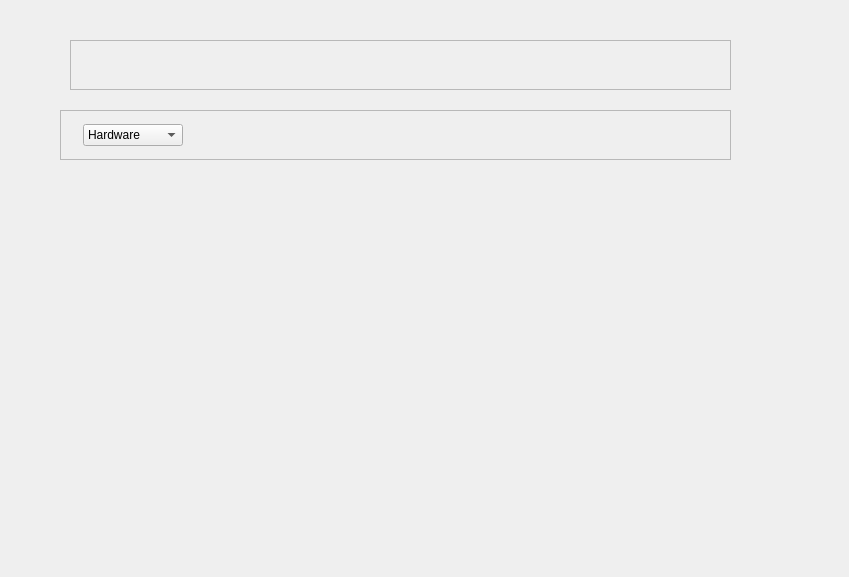
Above: microangio/assets/head_control_area.ui from WasatchPhotonics/MicroAngio before the change. Below: the same form after it.
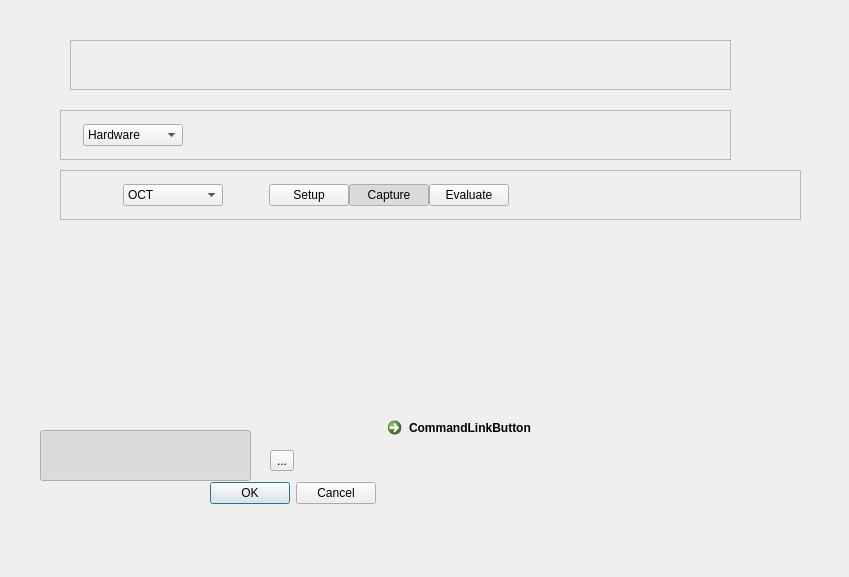
That is the form after the change. Icons and pictures are not drawn.

Commit message: basic grid layout with top bar controls

```diff
--- a/microangio/assets/head_control_area.ui
+++ b/microangio/assets/head_control_area.ui
@@ -113,6 +113,230 @@
     </item>
    </layout>
   </widget>
+  <widget class="QFrame" name="frame_3">
+   <property name="geometry">
+    <rect>
+     <x>60</x>
+     <y>170</y>
+     <width>741</width>
+     <height>50</height>
+    </rect>
+   </property>
+   <property name="minimumSize">
+    <size>
+     <width>0</width>
+     <height>50</height>
+    </size>
+   </property>
+   <property name="maximumSize">
+    <size>
+     <width>16777215</width>
+     <height>50</height>
+    </size>
+   </property>
+   <property name="frameShape">
+    <enum>QFrame::StyledPanel</enum>
+   </property>
+   <property name="frameShadow">
+    <enum>QFrame::Raised</enum>
+   </property>
+   <layout class="QHBoxLayout" name="horizontalLayout_2">
+    <item>
+     <widget class="QLabel" name="label_2">
+      <property name="text">
+       <string/>
+      </property>
+      <property name="pixmap">
+       <pixmap resource="wasatch_logo_resources.qrc">:/logos/images/logos/110x36_wp_angio.png</pixmap>
+      </property>
+     </widget>
+    </item>
+    <item>
+     <spacer name="horizontalSpacer_4">
+      <property name="orientation">
+       <enum>Qt::Horizontal</enum>
+      </property>
+      <property name="sizeType">
+       <enum>QSizePolicy::Fixed</enum>
+      </property>
+      <property name="sizeHint" stdset="0">
+       <size>
+        <width>40</width>
+        <height>20</height>
+       </size>
+      </property>
+     </spacer>
+    </item>
+    <item>
+     <widget class="QComboBox" name="comboBox_2">
+      <property name="currentIndex">
+       <number>1</number>
+      </property>
+      <item>
+       <property name="text">
+        <string>Hardware</string>
+       </property>
+      </item>
+      <item>
+       <property name="text">
+        <string>OCT</string>
+       </property>
+      </item>
+      <item>
+       <property name="text">
+        <string>Angiography</string>
+       </property>
+      </item>
+     </widget>
+    </item>
+    <item>
+     <spacer name="horizontalSpacer_3">
+      <property name="orientation">
+       <enum>Qt::Horizontal</enum>
+      </property>
+      <property name="sizeType">
+       <enum>QSizePolicy::Fixed</enum>
+      </property>
+      <property name="sizeHint" stdset="0">
+       <size>
+        <width>40</width>
+        <height>20</height>
+       </size>
+      </property>
+     </spacer>
+    </item>
+    <item>
+     <widget class="QFrame" name="frame_4">
+      <property name="frameShape">
+       <enum>QFrame::NoFrame</enum>
+      </property>
+      <property name="frameShadow">
+       <enum>QFrame::Raised</enum>
+      </property>
+      <layout class="QHBoxLayout" name="horizontalLayout_5">
+       <property name="spacing">
+        <number>0</number>
+       </property>
+       <property name="margin">
+        <number>0</number>
+       </property>
+       <item>
+        <layout class="QHBoxLayout" name="horizontalLayout_4">
+         <item>
+          <widget class="QPushButton" name="pushButton_2">
+           <property name="text">
+            <string>Setup</string>
+           </property>
+           <property name="checkable">
+            <bool>true</bool>
+           </property>
+          </widget>
+         </item>
+         <item>
+          <widget class="QPushButton" name="pushButton_3">
+           <property name="text">
+            <string>Capture</string>
+           </property>
+           <property name="checkable">
+            <bool>true</bool>
+           </property>
+           <property name="checked">
+            <bool>true</bool>
+           </property>
+          </widget>
+         </item>
+         <item>
+          <widget class="QPushButton" name="pushButton_4">
+           <property name="text">
+            <string>Evaluate</string>
+           </property>
+           <property name="checkable">
+            <bool>true</bool>
+           </property>
+          </widget>
+         </item>
+        </layout>
+       </item>
+      </layout>
+     </widget>
+    </item>
+    <item>
+     <spacer name="horizontalSpacer">
+      <property name="orientation">
+       <enum>Qt::Horizontal</enum>
+      </property>
+      <property name="sizeHint" stdset="0">
+       <size>
+        <width>40</width>
+        <height>20</height>
+       </size>
+      </property>
+     </spacer>
+    </item>
+   </layout>
+  </widget>
+  <widget class="QPushButton" name="pushButton">
+   <property name="geometry">
+    <rect>
+     <x>40</x>
+     <y>430</y>
+     <width>211</width>
+     <height>51</height>
+    </rect>
+   </property>
+   <property name="text">
+    <string/>
+   </property>
+   <property name="icon">
+    <iconset resource="wasatch_logo_resources.qrc">
+     <normaloff>:/logos/images/logos/new_wp_with_arch_black.png</normaloff>:/logos/images/logos/new_wp_with_arch_black.png</iconset>
+   </property>
+   <property name="checkable">
+    <bool>true</bool>
+   </property>
+   <property name="checked">
+    <bool>true</bool>
+   </property>
+  </widget>
+  <widget class="QToolButton" name="toolButton">
+   <property name="geometry">
+    <rect>
+     <x>270</x>
+     <y>450</y>
+     <width>24</width>
+     <height>21</height>
+    </rect>
+   </property>
+   <property name="text">
+    <string>...</string>
+   </property>
+  </widget>
+  <widget class="QCommandLinkButton" name="commandLinkButton">
+   <property name="geometry">
+    <rect>
+     <x>380</x>
+     <y>410</y>
+     <width>179</width>
+     <height>41</height>
+    </rect>
+   </property>
+   <property name="text">
+    <string>CommandLinkButton</string>
+   </property>
+  </widget>
+  <widget class="QDialogButtonBox" name="buttonBox">
+   <property name="geometry">
+    <rect>
+     <x>200</x>
+     <y>480</y>
+     <width>176</width>
+     <height>27</height>
+    </rect>
+   </property>
+   <property name="standardButtons">
+    <set>QDialogButtonBox::Cancel|QDialogButtonBox::Ok</set>
+   </property>
+  </widget>
  </widget>
  <resources>
   <include location="wasatch_logo_resources.qrc"/>
```
The commit also changes 1 other file.
